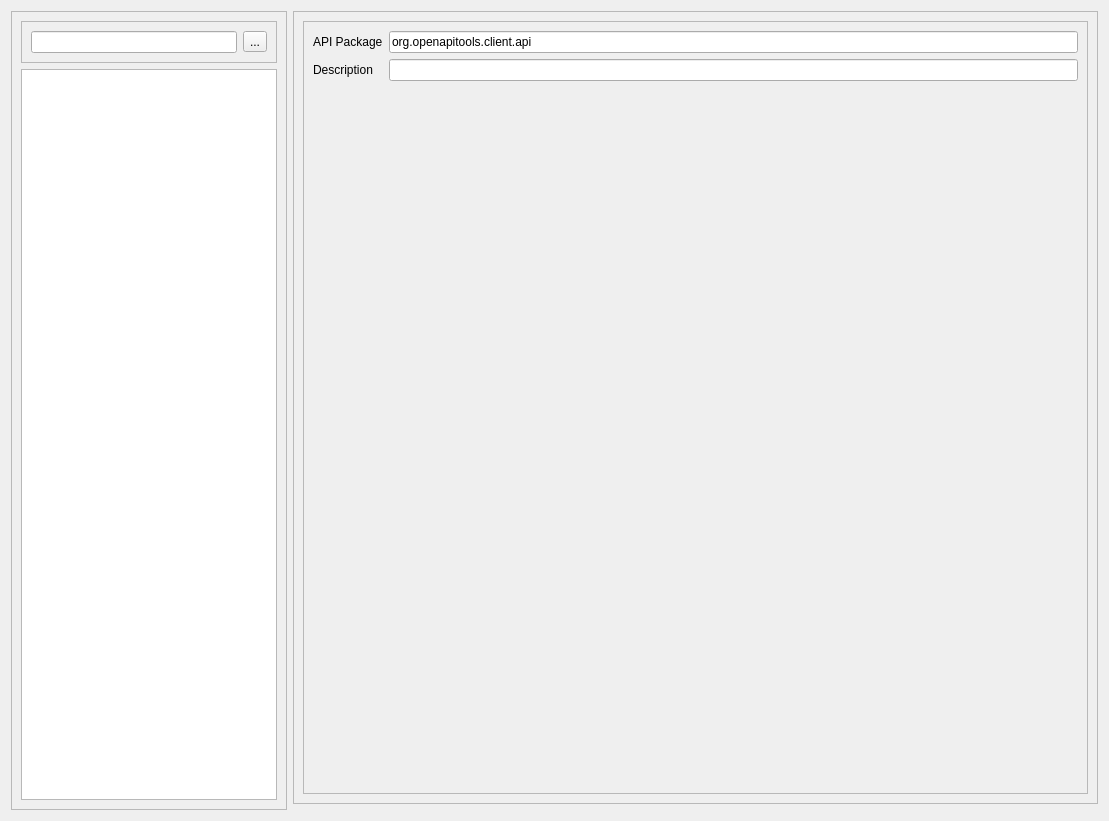
Old version of the form resources/ui/openapi_sdk_gen_dialog.ui in the repository namuan/http-rider.
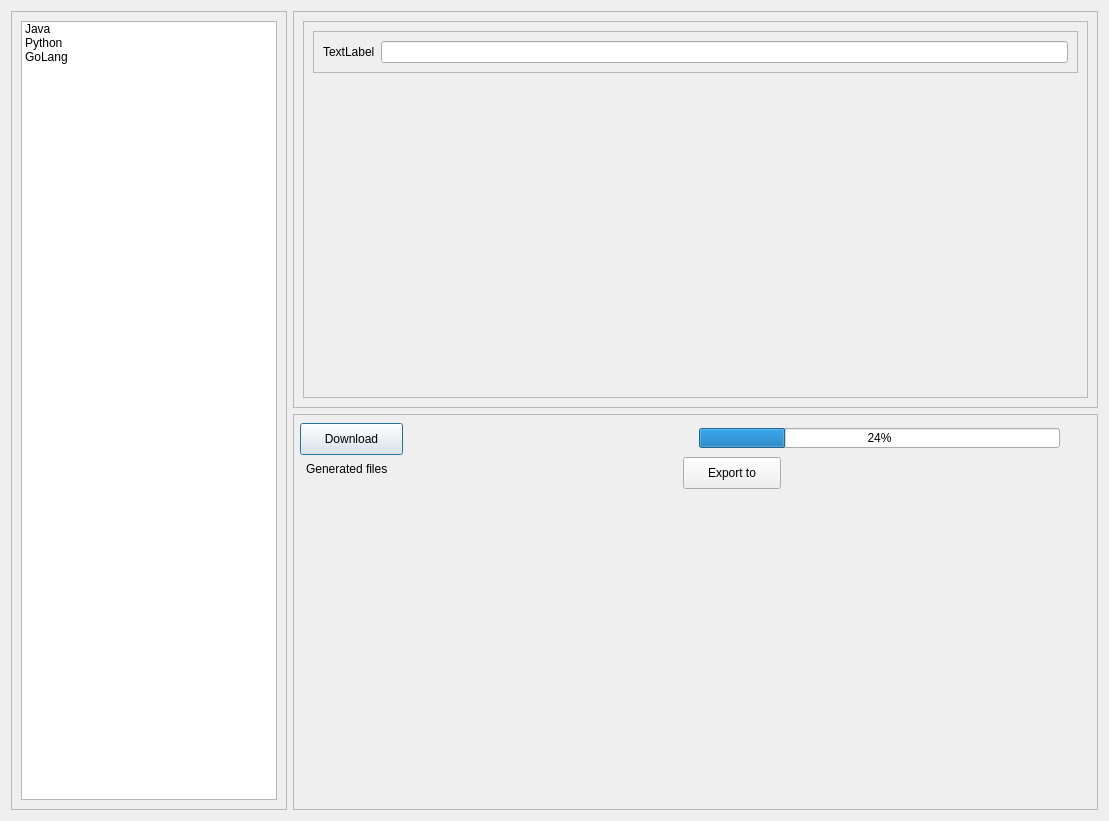
New version of the form.

The edit to the form file:
```diff
--- a/resources/ui/openapi_sdk_gen_dialog.ui
+++ b/resources/ui/openapi_sdk_gen_dialog.ui
@@ -30,102 +30,35 @@
      </property>
      <layout class="QVBoxLayout" name="verticalLayout">
       <item>
-       <widget class="QFrame" name="frame_4">
-        <property name="frameShape">
-         <enum>QFrame::StyledPanel</enum>
-        </property>
-        <property name="frameShadow">
-         <enum>QFrame::Raised</enum>
-        </property>
-        <layout class="QHBoxLayout" name="horizontalLayout">
-         <item>
-          <widget class="QLineEdit" name="lineEdit"/>
-         </item>
-         <item>
-          <widget class="QToolButton" name="toolButton">
-           <property name="text">
-            <string>...</string>
-           </property>
-          </widget>
-         </item>
-        </layout>
-       </widget>
-      </item>
-      <item>
-       <widget class="QListWidget" name="listWidget"/>
-      </item>
-     </layout>
-    </widget>
-   </item>
-   <item row="0" column="1">
-    <widget class="QFrame" name="frame_2">
-     <property name="sizePolicy">
-      <sizepolicy hsizetype="Preferred" vsizetype="Preferred">
-       <horstretch>1</horstretch>
-       <verstretch>0</verstretch>
-      </sizepolicy>
-     </property>
-     <property name="frameShape">
-      <enum>QFrame::StyledPanel</enum>
-     </property>
-     <property name="frameShadow">
-      <enum>QFrame::Raised</enum>
-     </property>
-     <layout class="QHBoxLayout" name="horizontalLayout_2">
-      <item>
-       <widget class="QScrollArea" name="scrollArea">
-        <property name="widgetResizable">
-         <bool>true</bool>
-        </property>
-        <widget class="QWidget" name="scrollAreaWidgetContents">
-         <property name="geometry">
-          <rect>
-           <x>0</x>
-           <y>0</y>
-           <width>759</width>
-           <height>673</height>
-          </rect>
+       <widget class="QListWidget" name="lst_sdk_languages">
+        <item>
+         <property name="text">
+          <string>Java</string>
          </property>
-         <layout class="QFormLayout" name="formLayout">
-          <item row="0" column="1">
-           <widget class="QLineEdit" name="lineEdit_2">
-            <property name="sizePolicy">
-             <sizepolicy hsizetype="Expanding" vsizetype="Fixed">
-              <horstretch>1</horstretch>
-              <verstretch>0</verstretch>
-             </sizepolicy>
-            </property>
-            <property name="text">
-             <string>org.openapitools.client.api</string>
-            </property>
-           </widget>
-          </item>
-          <item row="2" column="0">
-           <widget class="QLabel" name="label_2">
-            <property name="text">
-             <string>Description</string>
-            </property>
-           </widget>
-          </item>
-          <item row="2" column="1">
-           <widget class="QLineEdit" name="lineEdit_3"/>
-          </item>
-          <item row="0" column="0">
-           <widget class="QLabel" name="label">
-            <property name="text">
-             <string>API Package</string>
-            </property>
-           </widget>
-          </item>
-         </layout>
-        </widget>
+        </item>
+        <item>
+         <property name="text">
+          <string>Python</string>
+         </property>
+        </item>
+        <item>
+         <property name="text">
+          <string>GoLang</string>
+         </property>
+        </item>
        </widget>
       </item>
      </layout>
     </widget>
    </item>
    <item row="1" column="1">
-    <widget class="QFrame" name="frame_3">
+    <widget class="QFrame" name="frame_sdk_download">
+     <property name="sizePolicy">
+      <sizepolicy hsizetype="Preferred" vsizetype="MinimumExpanding">
+       <horstretch>0</horstretch>
+       <verstretch>0</verstretch>
+      </sizepolicy>
+     </property>
      <property name="frameShape">
       <enum>QFrame::StyledPanel</enum>
      </property>
@@ -198,6 +131,78 @@
      </widget>
     </widget>
    </item>
+   <item row="0" column="1">
+    <widget class="QFrame" name="frame_options">
+     <property name="sizePolicy">
+      <sizepolicy hsizetype="Preferred" vsizetype="Preferred">
+       <horstretch>1</horstretch>
+       <verstretch>0</verstretch>
+      </sizepolicy>
+     </property>
+     <property name="frameShape">
+      <enum>QFrame::StyledPanel</enum>
+     </property>
+     <property name="frameShadow">
+      <enum>QFrame::Raised</enum>
+     </property>
+     <layout class="QHBoxLayout" name="horizontalLayout">
+      <item>
+       <widget class="QScrollArea" name="area_args_scroll">
+        <property name="widgetResizable">
+         <bool>true</bool>
+        </property>
+        <widget class="QWidget" name="scrollAreaWidgetContents">
+         <property name="geometry">
+          <rect>
+           <x>0</x>
+           <y>0</y>
+           <width>759</width>
+           <height>363</height>
+          </rect>
+         </property>
+         <layout class="QVBoxLayout" name="frame_options_layout">
+          <item>
+           <widget class="QFrame" name="frame_argument">
+            <property name="frameShape">
+             <enum>QFrame::StyledPanel</enum>
+            </property>
+            <property name="frameShadow">
+             <enum>QFrame::Raised</enum>
+            </property>
+            <layout class="QHBoxLayout" name="frame_argument_layout">
+             <item>
+              <widget class="QLabel" name="lbl_arg_project_name">
+               <property name="text">
+                <string>TextLabel</string>
+               </property>
+              </widget>
+             </item>
+             <item>
+              <widget class="QLineEdit" name="txt_arg_project_name"/>
+             </item>
+            </layout>
+           </widget>
+          </item>
+          <item>
+           <spacer name="verticalSpacer">
+            <property name="orientation">
+             <enum>Qt::Vertical</enum>
+            </property>
+            <property name="sizeHint" stdset="0">
+             <size>
+              <width>20</width>
+              <height>40</height>
+             </size>
+            </property>
+           </spacer>
+          </item>
+         </layout>
+        </widget>
+       </widget>
+      </item>
+     </layout>
+    </widget>
+   </item>
   </layout>
  </widget>
  <resources/>
```
Left out of the diff: 6 changed lines with no effect on the pictures.
